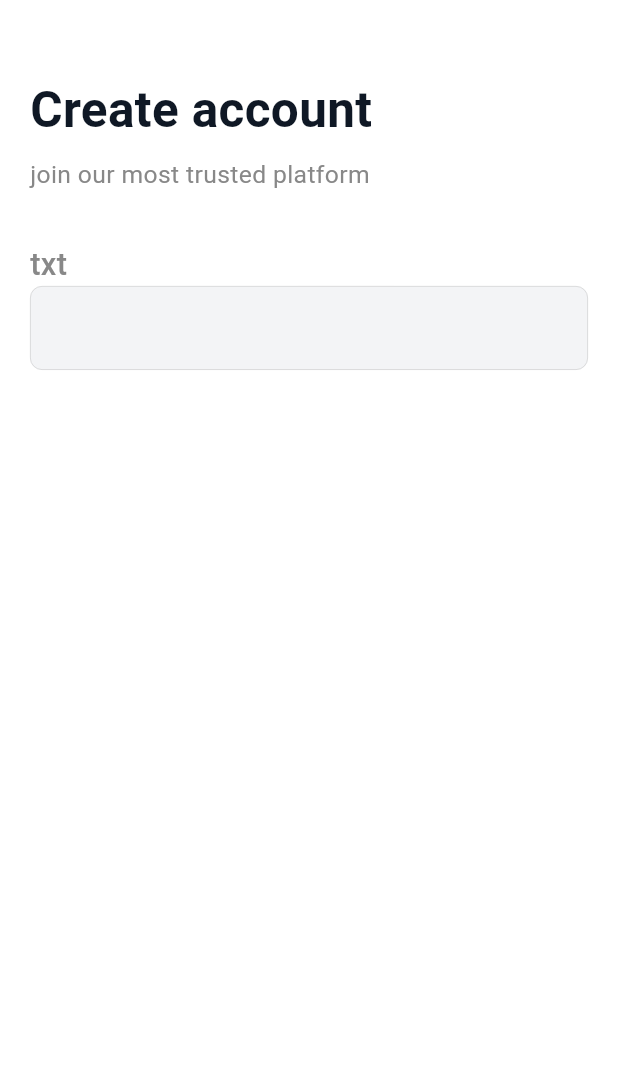
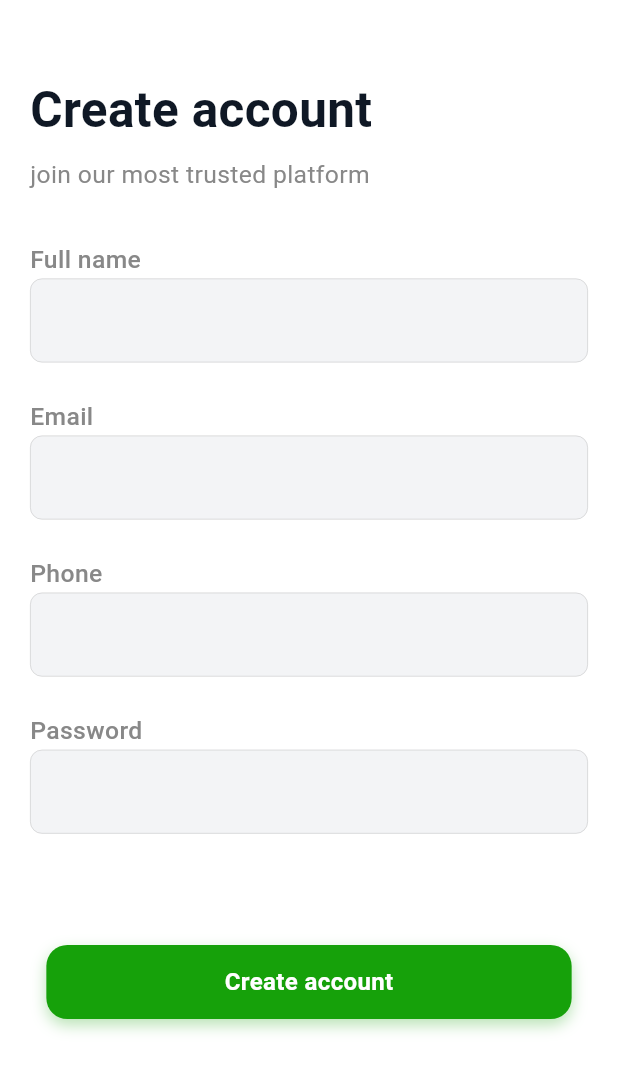
Before and after one commit to ashir227/Fixlora-HomeService, a Flutter app: the Signup screen opened directly, on a phone screen of 412 x 824 dp. Shown: the top 1071 px of the screen. Run offline on Flutter 3.47's test engine with Material 3 defaults, Android fonts, the phone set to English and light mode, and no system bars; our stand-ins replace firebase_core; accounts and stored records are empty.

Commit message:
Add Signup

```diff
--- a/New folder/lib/Screens/Signup.dart
+++ b/New folder/lib/Screens/Signup.dart
@@ -1,6 +1,7 @@
 import 'package:fixlora/theme/colors.dart';
 import 'package:fixlora/widgets/cstm_field.dart';
 import 'package:fixlora/widgets/cstmtxt.dart';
+import 'package:fixlora/widgets/reuse_btn.dart';
 import 'package:flutter/material.dart';
 
 class Signup extends StatelessWidget {
@@ -41,13 +42,102 @@ class Signup extends StatelessWidget {
               SizedBox(height: h * 0.04),
               reusetext(
                 context: context,
-                txt: "txt",
+                txt: "Full name",
                 clr: AppColors.textHint,
-                Size: w * 0.05,
+                Size: w * 0.04,
                 FontWeight: FontWeight.w500,
               ),
 
-              CstmFld(validator: (value) {}, controller: namecntrl),
+              CstmFld(
+                validator: (value) {
+                  if (value == null || value.trim().isEmpty) {
+                    return "Please enter your name";
+                  }
+
+                  if (value.trim().length < 3) {
+                    return "Name must be at least 3 characters";
+                  }
+
+                  return null;
+                },
+                controller: namecntrl,
+              ),
+              SizedBox(height: h * 0.03),
+              reusetext(
+                context: context,
+                txt: "Email",
+                clr: AppColors.textHint,
+                Size: w * 0.04,
+                FontWeight: FontWeight.w500,
+              ),
+
+              CstmFld(
+                validator: (value) {
+                  if (value == null || value.trim().isEmpty) {
+                    return "Please enter your email";
+                  }
+
+                  if (!RegExp(
+                    r'^[\w-\.]+@([\w-]+\.)+[\w-]{2,4}$',
+                  ).hasMatch(value.trim())) {
+                    return "Please enter a valid email";
+                  }
+
+                  return null;
+                },
+                controller: namecntrl,
+              ),
+              SizedBox(height: h * 0.03),
+              reusetext(
+                context: context,
+                txt: "Phone",
+                clr: AppColors.textHint,
+                Size: w * 0.04,
+                FontWeight: FontWeight.w500,
+              ),
+
+              CstmFld(
+                validator: (value) {
+                  if (value == null || value.trim().isEmpty) {
+                    return "Please enter your phone number";
+                  }
+
+                  if (!RegExp(r'^03[0-9]{9}$').hasMatch(value.trim())) {
+                    return "Enter a valid phone number";
+                  }
+
+                  return null;
+                },
+                controller: namecntrl,
+              ),
+              SizedBox(height: h * 0.03),
+              reusetext(
+                context: context,
+                txt: "Password",
+                clr: AppColors.textHint,
+                Size: w * 0.04,
+                FontWeight: FontWeight.w500,
+              ),
+
+              CstmFld(
+                validator: (value) {
+                  if (value == null || value.isEmpty) {
+                    return "Please enter your password";
+                  }
+
+                  if (value.length < 6) {
+                    return "Password must be at least 8 characters";
+                  }
+
+                  return null;
+                },
+                controller: namecntrl,
+              ),
+              SizedBox(height: h * 0.09),
+              Row(
+                mainAxisAlignment: MainAxisAlignment.center,
+                children: [ReUseBtn(text: "Create account")],
+              ),
             ],
           ),
         ),
--- a/New folder/lib/Screens/loginscr.dart
+++ b/New folder/lib/Screens/loginscr.dart
@@ -98,7 +98,7 @@ class Loginscr extends StatelessWidget {
               Column(
                 crossAxisAlignment: CrossAxisAlignment.center,
                 children: [
-                  ReUseBtn(),
+                  ReUseBtn(text: "Sign in"),
                   SizedBox(height: 0.1),
                   Divider(),
                   SizedBox(height: h * 0.02),
```
